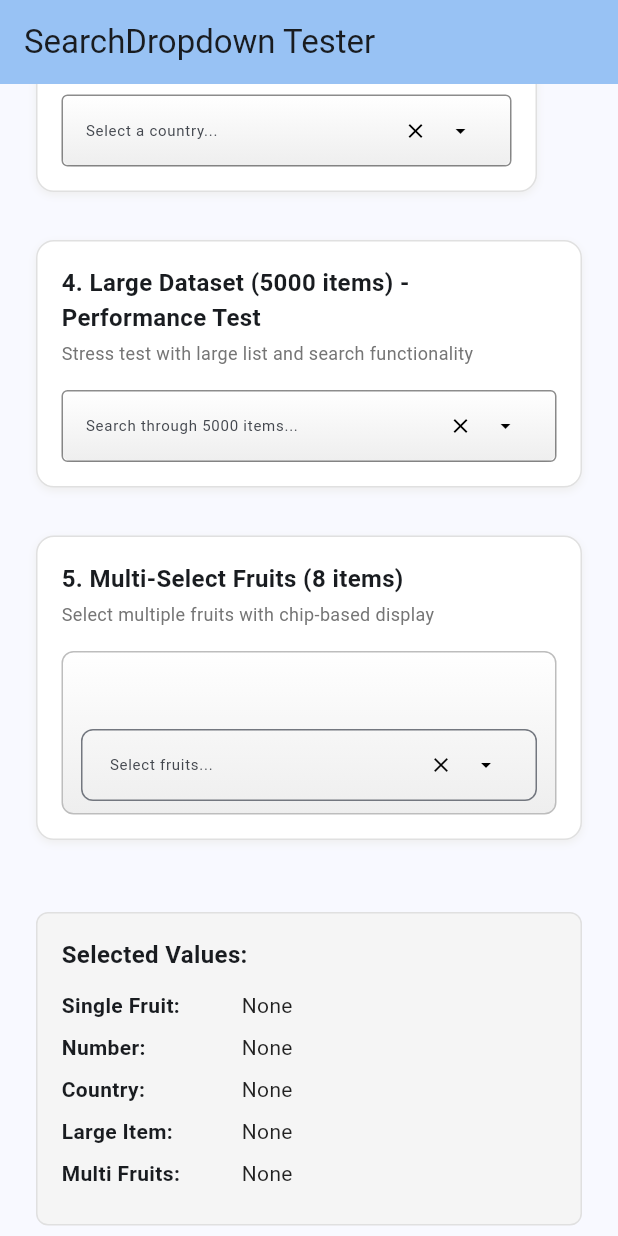
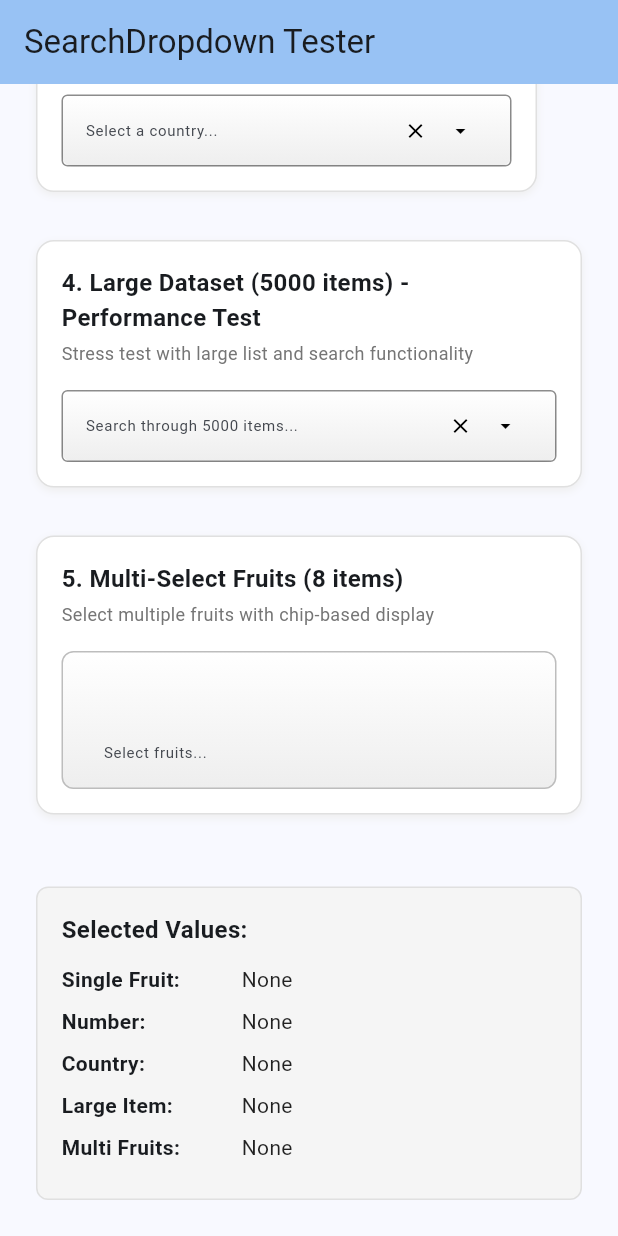
Before and after one commit to mauricev/item_dropper, a Flutter app: the screen it shows after launch, scrolled down 556 dp, on a phone screen of 412 x 824 dp. Run offline on Flutter 3.47's test engine with Material 3 defaults, Android fonts, the phone set to English and light mode, and no system bars; missing offline and left inert: window_manager.

Commit message:
about to proceed

```diff
--- a/lib/dropdown/basic_dropdown_multi_select.dart
+++ b/lib/dropdown/basic_dropdown_multi_select.dart
@@ -316,16 +316,6 @@ class _MultiSearchDropdownState<T> extends State<MultiSearchDropdown<T>> {
                 height: _calculateChipAreaHeight()), // Reserve space when empty
           ),
 
-          // Subtle separator when chips are present
-          if (hasChips)
-            Container(
-              height: 1.0,
-              margin: const EdgeInsets.symmetric(horizontal: 12.0),
-              color: _focusNode.hasFocus
-                  ? Colors.blue.shade100
-                  : Colors.grey.shade200,
-            ),
-
           // Text input area
           Padding(
             padding: const EdgeInsets.fromLTRB(12.0, 4.0, 12.0, 8.0),
@@ -342,34 +332,7 @@ class _MultiSearchDropdownState<T> extends State<MultiSearchDropdown<T>> {
                   bottom: 8.0,
                 ),
                 isDense: true,
-                suffixIconConstraints: const BoxConstraints.tightFor(
-                  width: _suffixIconWidth,
-                  height: kMinInteractiveDimension,
-                ),
-                suffixIcon: DropdownSuffixIcons(
-                  isDropdownShowing: _overlayController.isShowing,
-                  enabled: widget.enabled,
-                  onClearPressed: () {
-                    setState(() {
-                      _searchController.clear();
-                      _selected.clear();
-                      _filterUtils.clearCache();
-                      widget.onChanged([]);
-                    });
-                  },
-                  onArrowPressed: () {
-                    if (_overlayController.isShowing) {
-                      _focusNode.unfocus();
-                    } else {
-                      _focusNode.requestFocus();
-                    }
-                  },
-                  iconSize: _iconSize,
-                  suffixIconWidth: _suffixIconWidth,
-                  iconButtonSize: _iconButtonSize,
-                  clearButtonRightPosition: _clearButtonRightPosition,
-                  arrowButtonRightPosition: _arrowButtonRightPosition,
-                ),
+                border: InputBorder.none,
               ),
               enabled: widget.enabled,
             ),
```
